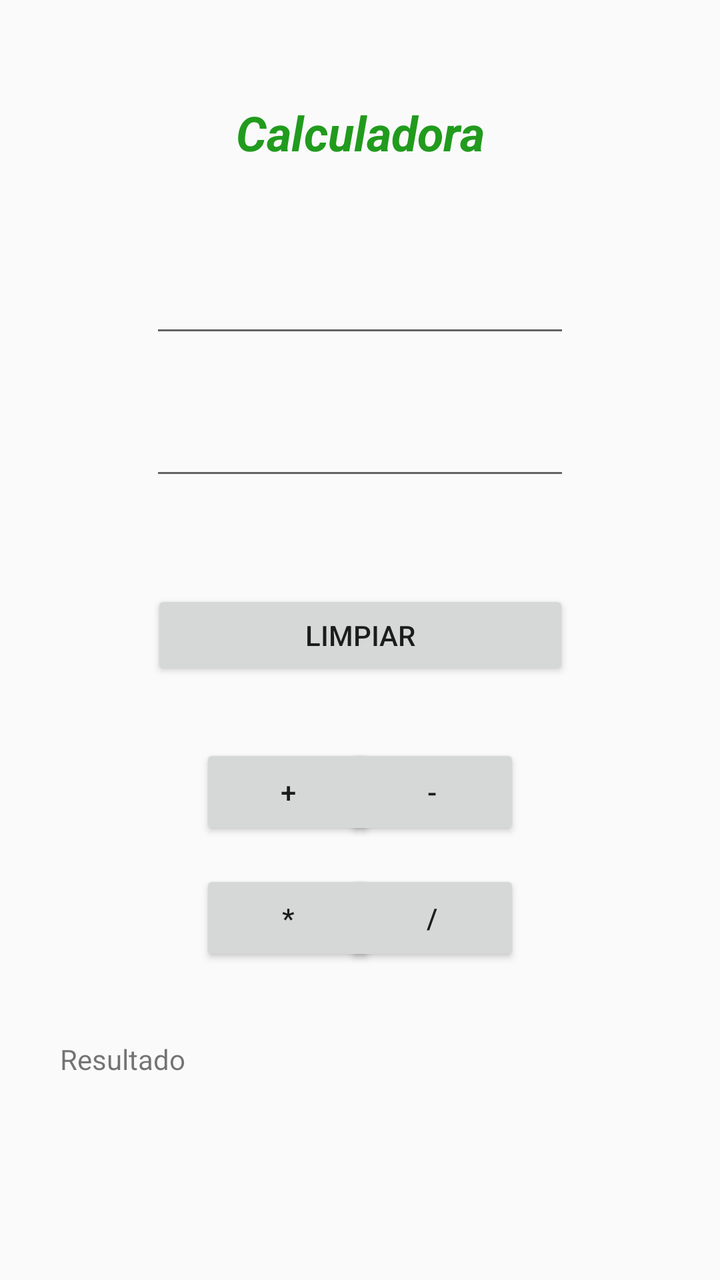
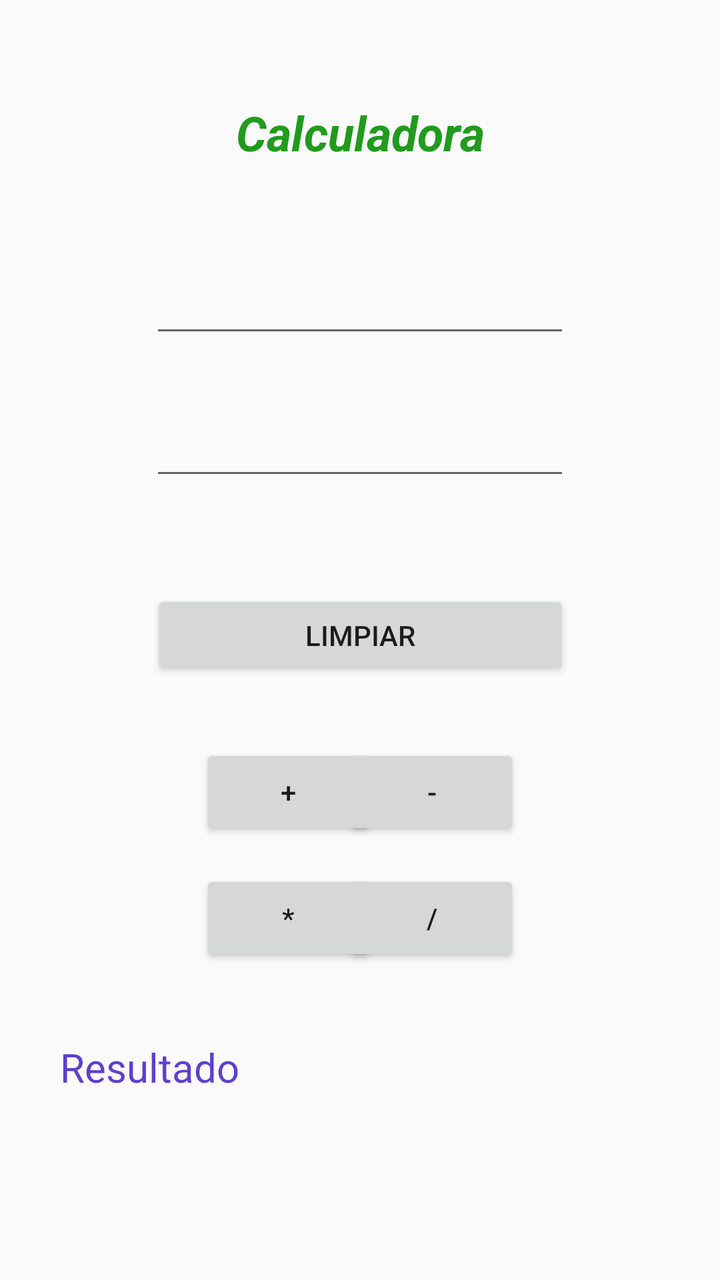

Compare the two renders of this Android layout. The source of the first and the diff that turns it into the second are given below.
<!-- AndroidManifest.xml: application theme Theme.Proyecto01 -->
<!-- res/layout/activity_main.xml -->
<?xml version="1.0" encoding="utf-8"?>
<androidx.constraintlayout.widget.ConstraintLayout xmlns:android="http://schemas.android.com/apk/res/android"
    xmlns:app="http://schemas.android.com/apk/res-auto"
    xmlns:tools="http://schemas.android.com/tools"
    android:id="@+id/main"
    android:layout_width="match_parent"
    android:layout_height="match_parent"
    tools:context=".MainActivity2">

    <TextView
        android:id="@+id/lblTitulo"
        android:layout_width="wrap_content"
        android:layout_height="wrap_content"
        android:layout_marginTop="50dp"
        android:text="Calculadora"
        android:textColor="#219B1D"
        android:textSize="24sp"
        android:textStyle="bold|italic"
        app:layout_constraintEnd_toEndOf="parent"
        app:layout_constraintStart_toStartOf="parent"
        app:layout_constraintTop_toTopOf="parent" />

    <EditText
        android:id="@+id/txtNumero1"
        android:layout_width="wrap_content"
        android:layout_height="wrap_content"
        android:layout_marginTop="50dp"
        android:ems="10"
        android:inputType="number"
        app:layout_constraintEnd_toEndOf="parent"
        app:layout_constraintStart_toStartOf="parent"
        app:layout_constraintTop_toBottomOf="@+id/lblTitulo" />

    <EditText
        android:id="@+id/txtNuimero2"
        android:layout_width="wrap_content"
        android:layout_height="wrap_content"
        android:layout_marginTop="30dp"
        android:ems="10"
        android:inputType="number"
        app:layout_constraintEnd_toEndOf="parent"
        app:layout_constraintStart_toStartOf="parent"
        app:layout_constraintTop_toBottomOf="@+id/txtNumero1" />

    <Button
        android:id="@+id/btnLimpiar"
        android:layout_width="209dp"
        android:layout_height="45dp"
        android:layout_marginTop="50dp"
        android:text="Limpiar"
        app:layout_constraintEnd_toEndOf="parent"
        app:layout_constraintStart_toStartOf="parent"
        app:layout_constraintTop_toBottomOf="@+id/txtNuimero2" />

    <Button
        android:id="@+id/btnSumar"
        android:layout_width="wrap_content"
        android:layout_height="wrap_content"
        android:layout_marginStart="100dp"
        android:layout_marginTop="32dp"
        android:text="+"
        app:layout_constraintStart_toStartOf="parent"
        app:layout_constraintTop_toBottomOf="@+id/btnLimpiar" />

    <Button
        android:id="@+id/btnRestar"
        android:layout_width="wrap_content"
        android:layout_height="wrap_content"
        android:layout_marginTop="32dp"
        android:layout_marginEnd="100dp"
        android:text="-"
        app:layout_constraintEnd_toEndOf="parent"
        app:layout_constraintTop_toBottomOf="@+id/btnLimpiar" />

    <Button
        android:id="@+id/btnMultiplicar"
        android:layout_width="wrap_content"
        android:layout_height="wrap_content"
        android:layout_marginStart="100dp"
        android:layout_marginTop="15dp"
        android:text="*"
        app:layout_constraintStart_toStartOf="parent"
        app:layout_constraintTop_toBottomOf="@+id/btnSumar" />

    <Button
        android:id="@+id/btnDividir"
        android:layout_width="wrap_content"
        android:layout_height="wrap_content"
        android:layout_marginTop="15dp"
        android:layout_marginEnd="100dp"
        android:text="/"
        app:layout_constraintEnd_toEndOf="parent"
        app:layout_constraintTop_toBottomOf="@+id/btnRestar" />

    <TextView
        android:id="@+id/lblResultado"
        android:layout_width="300dp"
        android:layout_height="40dp"
        android:layout_marginTop="180dp"
        android:text="Resultado"
        app:layout_constraintEnd_toEndOf="parent"
        app:layout_constraintStart_toStartOf="parent"
        app:layout_constraintTop_toBottomOf="@+id/btnLimpiar" />
</androidx.constraintlayout.widget.ConstraintLayout>
<!-- resources referenced by this layout -->
<resources>
  <style name="Theme.Proyecto01" parent="Theme.AppCompat.DayNight" />
</resources>

<!-- the commit's change to res/layout/activity_main.xml (unified diff, before → after) -->
@@ -98,6 +98,8 @@
         android:layout_height="40dp"
         android:layout_marginTop="180dp"
         android:text="Resultado"
+        android:textColor="#5F3FCE"
+        android:textSize="20sp"
         app:layout_constraintEnd_toEndOf="parent"
         app:layout_constraintStart_toStartOf="parent"
         app:layout_constraintTop_toBottomOf="@+id/btnLimpiar" />
